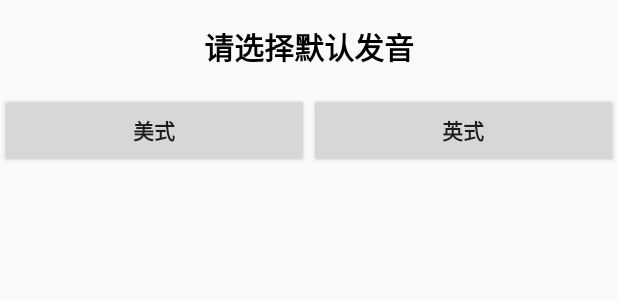
After one commit to Spr-Aut/WordList, an Android app built with Jetpack Compose: the layout dialog_symbol_edit.xml on its own in the app's theme, with its tools: preview values and no code run, on a phone screen of 412 x 824 dp. The commit adds this screen. Shown: the top 300 px of the screen. Run offline under Robolectric (Android 15) with nearby library versions, the phone set to English and light mode, and no system bars.

Commit message:
增加默认发音的设置项；调整navigationView的部分UI；修复了memory达到3以后，重新出现在queue0的BUG

```diff
--- a/app/src/main/java/com/example/wordlist/fragment/TranslateFragment.java
+++ b/app/src/main/java/com/example/wordlist/fragment/TranslateFragment.java
@@ -111,6 +111,7 @@ public class TranslateFragment extends Fragment {
         tvResult.setText("");
         notifyWord();
         stateSwitch(STATE_DURING_INPUT);
+        MyTools.showMsg("清空输入框",mContext);
         Log.d(TAG,"清空TempMsg.WordInfo");
     }
 
--- /dev/null
+++ b/app/src/main/res/layout/dialog_symbol_edit.xml
@@ -0,0 +1,38 @@
+<?xml version="1.0" encoding="utf-8"?>
+<LinearLayout xmlns:android="http://schemas.android.com/apk/res/android"
+    android:orientation="vertical"
+    android:layout_width="match_parent"
+    android:layout_height="wrap_content">
+    <TextView
+        android:layout_width="match_parent"
+        android:layout_height="wrap_content"
+        android:text="请选择默认发音"
+        android:textStyle="bold"
+        android:textSize="20sp"
+        android:textColor="@color/black"
+        android:gravity="center"
+        android:layout_marginVertical="@dimen/padding_vertical_item"
+        />
+    <LinearLayout
+        android:layout_width="match_parent"
+        android:layout_height="wrap_content"
+        android:orientation="horizontal"
+        >
+        <Button
+            android:id="@+id/btnUs"
+            android:layout_width="0dp"
+            android:layout_height="50dp"
+            android:layout_weight="1"
+            android:text="美式"
+            android:textStyle="bold"
+            />
+        <Button
+            android:id="@+id/btnUk"
+            android:layout_width="0dp"
+            android:layout_height="50dp"
+            android:layout_weight="1"
+            android:text="英式"
+            android:textStyle="bold"
+            />
+    </LinearLayout>
+</LinearLayout>
--- a/app/src/main/res/layout/fragment_review.xml
+++ b/app/src/main/res/layout/fragment_review.xml
@@ -126,9 +126,9 @@
                     android:paddingEnd="20dp"
                     android:paddingBottom="15dp"
                     android:text="This sentence bears no other construction."
-                    android:textColor="@color/colorBlack"
                     android:textSize="17sp"
                     android:textStyle="bold"
+                    android:gravity="center_horizontal"
 
                     />
 
--- a/app/src/main/res/layout/nav_header.xml
+++ b/app/src/main/res/layout/nav_header.xml
@@ -9,7 +9,7 @@
         android:id="@+id/iconImage"
         android:layout_width="70dp"
         android:layout_height="70dp"
-        android:src="@drawable/nav_icon"
+        android:src="@drawable/nav_head_image"
         android:layout_centerInParent="true"/>
     <TextView
         android:id="@+id/mailText"
```
Also changed, not shown: app/src/main/java/com/example/wordlist/activity/MainActivity.java (+94 -18 lines), app/src/main/java/com/example/wordlist/fragment/ReviewFragment.java (+33 -18 lines), app/src/main/java/com/example/wordlist/fragment/StatisticsFragment.java (+10 -1 lines), app/src/main/java/com/example/wordlist/fragment/WordDetailFragment.java (+15 -1 lines), app/src/main/java/com/example/wordlist/util/MyTools.java (+9 -2 lines), app/src/main/java/com/example/wordlist/util/TempMsg.java (+9 -0 lines), app/src/main/res/layout/frgment_statistics.xml (+29 -2 lines), app/src/main/res/menu/nav_menu.xml (+9 -6 lines), app/src/main/res/drawable-hdpi/icon_learn_num.png (added), app/src/main/res/drawable-hdpi/icon_symbol_sound.png (added), app/src/main/res/drawable-hdpi/nav_head_image.png (added).
